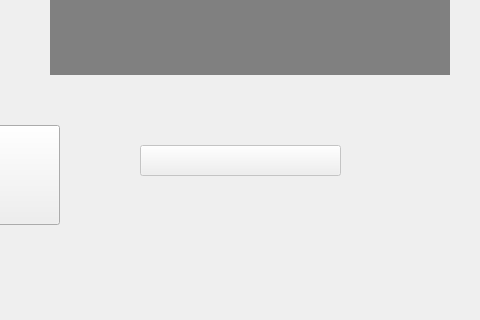
Qt form form.ui (Saido07/XY-Robot-Arm) before a commit; both pictures show x 520 to 1000 and y 375 to 695 of the 1300 by 820 pixel window.
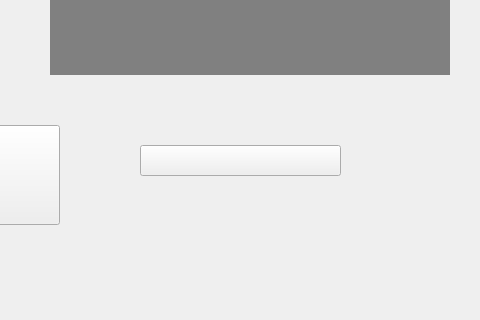
The same form after that commit. Icons and pictures are not drawn.

Diff of the .ui file:
```diff
--- a/form.ui
+++ b/form.ui
@@ -112,7 +112,7 @@
    </widget>
    <widget class="QPushButton" name="sendGcode">
     <property name="enabled">
-     <bool>false</bool>
+     <bool>true</bool>
     </property>
     <property name="geometry">
      <rect>
```
